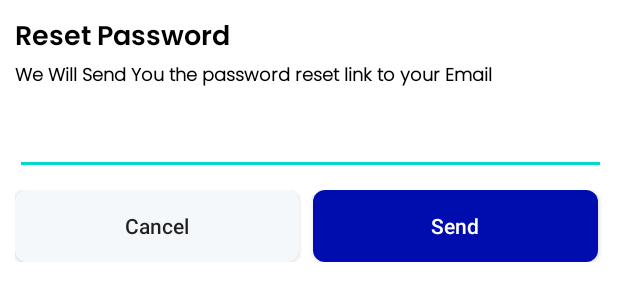
After one commit to AmrNasserSaad/KelineYt, an Android app: the layout reset_password_dialog.xml on its own in the app's theme, with its tools: preview values and no code run, on a phone screen of 412 x 824 dp. The commit adds this screen. Shown: the top 301 px of the screen. Run offline under Robolectric (Android 15) with nearby library versions, the phone set to English and light mode, and no system bars.

Commit message:
handle the reset password feature and the animation between fragments

```diff
--- /dev/null
+++ b/app/src/main/res/layout/reset_password_dialog.xml
@@ -0,0 +1,83 @@
+<?xml version="1.0" encoding="utf-8"?>
+<androidx.constraintlayout.widget.ConstraintLayout xmlns:android="http://schemas.android.com/apk/res/android"
+    xmlns:app="http://schemas.android.com/apk/res-auto"
+    android:layout_width="match_parent"
+    android:layout_height="wrap_content">
+
+    <TextView
+        android:id="@+id/tvResetPassword"
+        android:layout_width="wrap_content"
+        android:layout_height="wrap_content"
+        android:layout_marginStart="10dp"
+        android:layout_marginTop="10dp"
+        android:fontFamily="@font/poppins_thin"
+        android:text="Reset Password"
+        android:textColor="@color/black"
+        android:textSize="18sp"
+        android:textStyle="bold"
+        app:layout_constraintStart_toStartOf="parent"
+        app:layout_constraintTop_toTopOf="parent" />
+
+    <TextView
+        android:id="@+id/tvWeWillSend"
+        android:layout_width="0dp"
+        android:layout_height="wrap_content"
+        android:layout_marginEnd="10dp"
+        android:fontFamily="@font/poppins_light"
+        android:text="We Will Send You the password reset link to your Email"
+        android:textColor="@color/black"
+        android:textSize="12sp"
+        android:textStyle="bold"
+        app:layout_constraintStart_toStartOf="@id/tvResetPassword"
+        app:layout_constraintTop_toBottomOf="@id/tvResetPassword" />
+
+    <EditText
+        android:id="@+id/ed_resetEmail"
+        android:layout_width="0dp"
+        android:layout_height="wrap_content"
+        android:layout_marginTop="10dp"
+        android:layout_marginEnd="8dp"
+        android:layout_marginBottom="20dp"
+        app:layout_constraintEnd_toEndOf="parent"
+        app:layout_constraintStart_toStartOf="@id/tvWeWillSend"
+        app:layout_constraintTop_toBottomOf="@id/tvWeWillSend" />
+
+    <LinearLayout
+        android:layout_width="0dp"
+        android:layout_height="wrap_content"
+        android:layout_marginTop="10dp"
+        android:layout_marginBottom="20dp"
+        android:orientation="horizontal"
+        app:layout_constraintBottom_toBottomOf="parent"
+        app:layout_constraintEnd_toEndOf="@id/ed_resetEmail"
+        app:layout_constraintStart_toStartOf="@id/ed_resetEmail"
+        app:layout_constraintTop_toBottomOf="@id/ed_resetEmail">
+
+
+        <androidx.appcompat.widget.AppCompatButton
+            android:id="@+id/btn_cancel"
+            android:layout_width="wrap_content"
+            android:layout_height="wrap_content"
+            android:layout_marginEnd="5dp"
+            android:layout_weight="1"
+            android:background="@drawable/white_background"
+            android:text="Cancel"
+            android:textAllCaps="false" />
+
+        <androidx.appcompat.widget.AppCompatButton
+            android:id="@+id/btn_send"
+            android:layout_width="wrap_content"
+            android:layout_height="wrap_content"
+            android:layout_marginStart="4dp"
+            android:layout_marginEnd="5dp"
+            android:layout_weight="1"
+            android:background="@drawable/blue_background"
+            android:text="Send"
+            android:textAllCaps="false"
+            android:textColor="@color/white" />
+
+
+    </LinearLayout>
+
+
+</androidx.constraintlayout.widget.ConstraintLayout>
```
Also changed, not shown: app/src/main/java/com/training/kelineyt/activity/dialog/ResetPasswordDialog.kt (added, +39 -0 lines), app/src/main/java/com/training/kelineyt/activity/fragments/LoginFragment.kt (+23 -0 lines), app/src/main/java/com/training/kelineyt/activity/viewmodel/LoginViewModel.kt (+21 -0 lines), app/src/main/res/anim/from_bottom.xml (added, +9 -0 lines), app/src/main/res/anim/from_left.xml (added, +9 -0 lines), app/src/main/res/anim/from_right.xml (added, +10 -0 lines), app/src/main/res/anim/to_left.xml (added, +9 -0 lines), app/src/main/res/anim/to_right.xml (added, +9 -0 lines), app/src/main/res/navigation/login_register_graph.xml (+24 -4 lines), app/src/main/res/values/styles.xml (+9 -0 lines).
